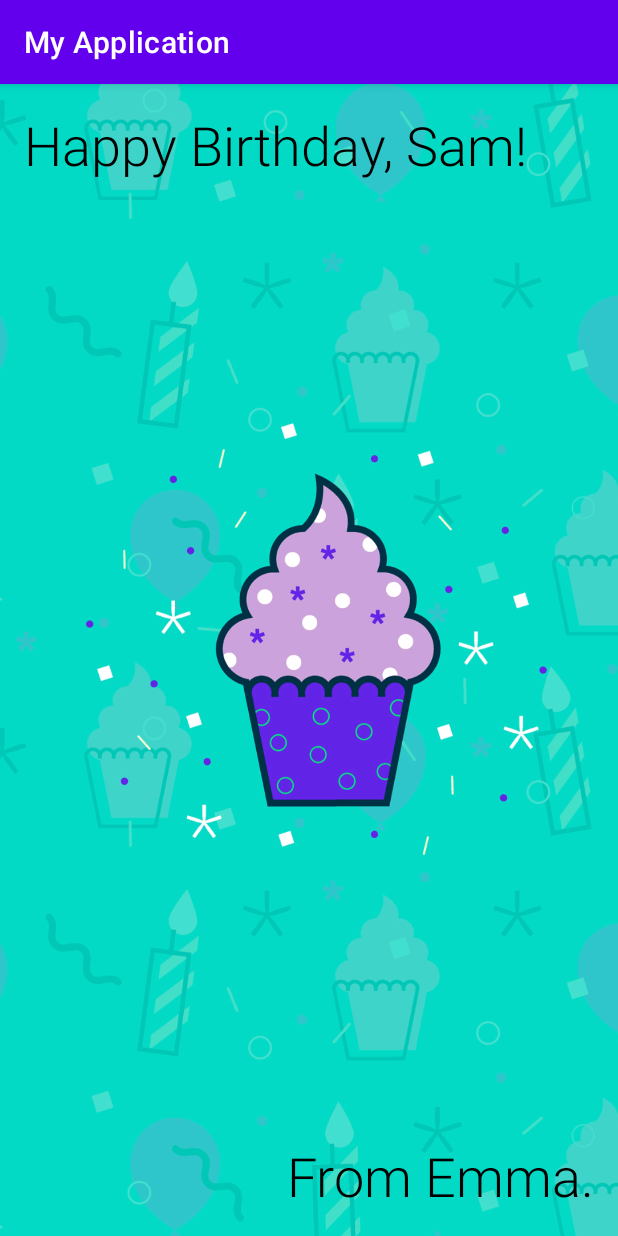
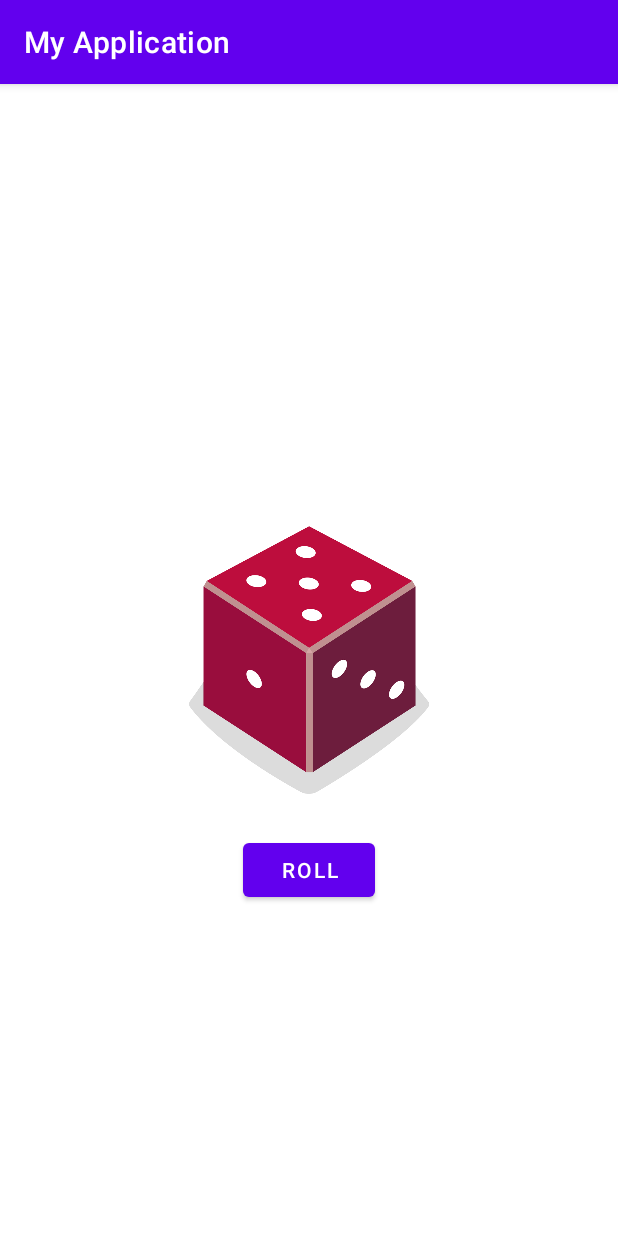
Before and after one commit to GeraBogdanov/AndroidStudioTraining, an Android app: the screen it shows after launch (MainActivity), on a phone screen of 412 x 824 dp. Run offline under Robolectric (Android 15) with nearby library versions, the phone set to English and light mode, and no system bars.

Commit message:
Google dev Android training

```diff
--- a/app/src/main/java/com/example/myapplication/MainActivity.kt
+++ b/app/src/main/java/com/example/myapplication/MainActivity.kt
@@ -1,11 +1,56 @@
 package com.example.myapplication
 
+import android.os.Bundle
+import android.widget.Button
+import android.widget.ImageView
 import androidx.appcompat.app.AppCompatActivity
-import android.os.Bundle
 
+/**
+ * This activity allows the user to roll a dice and view the result
+ * on the screen.
+ */
 class MainActivity : AppCompatActivity() {
     override fun onCreate(savedInstanceState: Bundle?) {
         super.onCreate(savedInstanceState)
         setContentView(R.layout.activity_main)
+
+        val rollButton: Button = findViewById(R.id.button)
+        rollButton.setOnClickListener { rollDice(); }
+        rollDice()
+    }
+
+    /**
+     * Roll the dice and update the screen with the result.
+     */
+    private fun rollDice() {
+        // Create new Dice object with 6 sides and roll it
+        val dice = Dice(6)
+        val diceRoll = dice.roll()
+
+        // Find imageView in the layout
+        val diceImage: ImageView = findViewById(R.id.imageView)
+
+        // Determine which drawable resource ID to use based on the dice roll
+        val drawableResource = when (diceRoll) {
+            1 -> R.drawable.dice_1
+            2 -> R.drawable.dice_2
+            3 -> R.drawable.dice_3
+            4 -> R.drawable.dice_4
+            5 -> R.drawable.dice_5
+            else -> R.drawable.dice_6
+        }
+
+        // Update the ImageView with the correct drawable resource ID
+        diceImage.setImageResource(drawableResource)
+
+        // Update the content description
+        diceImage.contentDescription = diceRoll.toString()
     }
 }
+
+class Dice(private val numSides: Int) {
+
+    fun roll(): Int {
+        return (1..numSides).random()
+    }
+}
--- a/app/src/main/res/layout/activity_main.xml
+++ b/app/src/main/res/layout/activity_main.xml
@@ -6,42 +6,23 @@
     android:layout_height="match_parent"
     tools:context=".MainActivity">
 
+    <Button
+        android:id="@+id/button"
+        android:layout_width="wrap_content"
+        android:layout_height="wrap_content"
+        android:layout_marginTop="16dp"
+        android:text="@string/roll"
+        app:layout_constraintEnd_toEndOf="parent"
+        app:layout_constraintStart_toStartOf="parent"
+        app:layout_constraintTop_toBottomOf="@+id/imageView" />
+
     <ImageView
         android:id="@+id/imageView"
-        android:layout_width="0dp"
-        android:layout_height="0dp"
-        android:importantForAccessibility="no"
-        android:scaleType="centerCrop"
+        android:layout_width="160dp"
+        android:layout_height="200dp"
         app:layout_constraintBottom_toBottomOf="parent"
         app:layout_constraintEnd_toEndOf="parent"
         app:layout_constraintStart_toStartOf="parent"
         app:layout_constraintTop_toTopOf="parent"
-        app:srcCompat="@drawable/androidparty" />
-
-    <TextView
-        android:id="@+id/textView"
-        android:layout_width="wrap_content"
-        android:layout_height="wrap_content"
-        android:layout_marginStart="16dp"
-        android:layout_marginTop="16dp"
-        android:fontFamily="sans-serif-light"
-        android:text="@string/happy_birthday_text"
-        android:textColor="@android:color/black"
-        android:textSize="36sp"
-        app:layout_constraintStart_toStartOf="parent"
-        app:layout_constraintTop_toTopOf="parent" />
-
-    <TextView
-        android:id="@+id/textView2"
-        android:layout_width="wrap_content"
-        android:layout_height="wrap_content"
-        android:layout_marginEnd="16dp"
-        android:layout_marginBottom="16dp"
-        android:fontFamily="sans-serif-light"
-        android:text="@string/signature_text"
-        android:textColor="@android:color/black"
-        android:textSize="36sp"
-        app:layout_constraintBottom_toBottomOf="parent"
-        app:layout_constraintEnd_toEndOf="parent" />
-
+        tools:srcCompat="@drawable/dice_1" />
 </androidx.constraintlayout.widget.ConstraintLayout>
--- a/app/src/main/res/values/strings.xml
+++ b/app/src/main/res/values/strings.xml
@@ -2,4 +2,5 @@
     <string name="app_name">My Application</string>
     <string name="happy_birthday_text">Happy Birthday, Sam!</string>
     <string name="signature_text">From Emma.</string>
+    <string name="roll">Roll</string>
 </resources>
```
Also changed, not shown: app/src/main/res/drawable/dice_1.png (added), app/src/main/res/drawable/dice_2.png (added), app/src/main/res/drawable/dice_3.png (added), app/src/main/res/drawable/dice_4.png (added), app/src/main/res/drawable/dice_5.png (added), app/src/main/res/drawable/dice_6.png (added).
